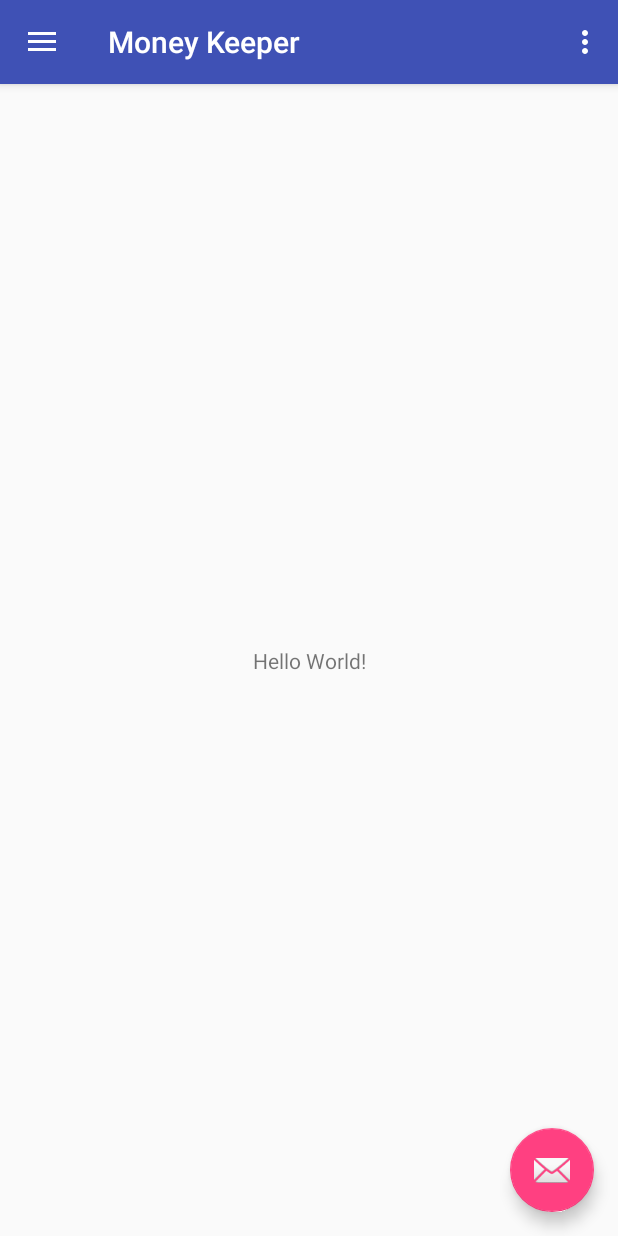
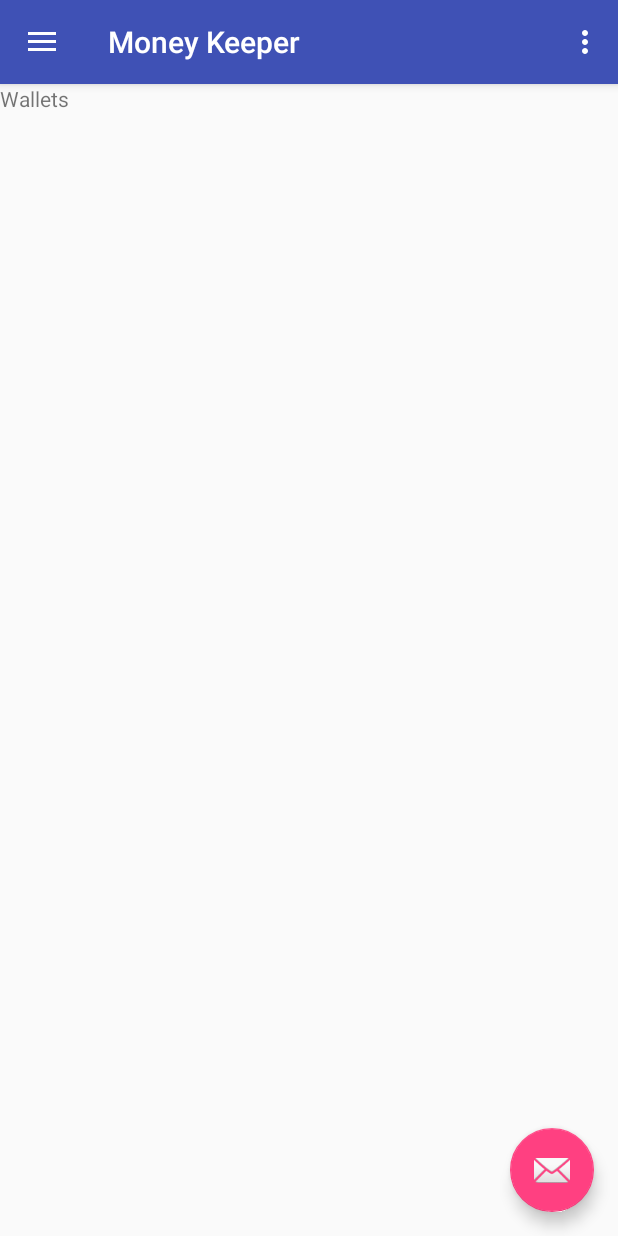
Before and after one commit to witchcraft2001/MoneyKeeper, an Android app: the screen it shows after launch (MainActivity), in the side drawer, after a tap on "Кошельки", on a phone screen of 412 x 824 dp. Run offline under Robolectric (Android 15) with nearby library versions, the phone set to English and light mode, and no system bars.

Commit message:
+ Added fragments Operations and Wallets; + Added icons; + Appended menu items;

```diff
--- a/app/build.gradle
+++ b/app/build.gradle
@@ -23,6 +23,7 @@ dependencies {
     implementation 'com.android.support:appcompat-v7:26.1.0'
     implementation 'com.android.support:design:26.1.0'
     implementation 'com.android.support.constraint:constraint-layout:1.0.2'
+    implementation 'com.android.support:support-v4:26.1.0'
     testImplementation 'junit:junit:4.12'
     androidTestImplementation 'com.android.support.test:runner:1.0.1'
     androidTestImplementation 'com.android.support.test.espresso:espresso-core:3.0.1'
--- a/app/src/main/java/ru/dm_dev/moneykeeper/AboutActivity.java
+++ b/app/src/main/java/ru/dm_dev/moneykeeper/views/AboutActivity.java
@@ -1,4 +1,4 @@
-package ru.dm_dev.moneykeeper;
+package ru.dm_dev.moneykeeper.views;
 
 import android.os.Bundle;
 import android.support.design.widget.FloatingActionButton;
@@ -6,6 +6,8 @@ import android.support.design.widget.Snackbar;
 import android.support.v7.app.AppCompatActivity;
 import android.support.v7.widget.Toolbar;
 import android.view.View;
+
+import ru.dm_dev.moneykeeper.R;
 
 public class AboutActivity extends AppCompatActivity {
 
--- /dev/null
+++ b/app/src/main/java/ru/dm_dev/moneykeeper/views/IOperationsView.java
@@ -0,0 +1,6 @@
+package ru.dm_dev.moneykeeper.views;
+
+public interface IOperationsView {
+    void showLoader();
+    void hideLoader();
+}
--- /dev/null
+++ b/app/src/main/java/ru/dm_dev/moneykeeper/views/IWalletsView.java
@@ -0,0 +1,6 @@
+package ru.dm_dev.moneykeeper.views;
+
+public interface IWalletsView {
+    void showLoader();
+    void hideLoader();
+}
--- a/app/src/main/java/ru/dm_dev/moneykeeper/MainActivity.java
+++ b/app/src/main/java/ru/dm_dev/moneykeeper/views/MainActivity.java
@@ -1,9 +1,11 @@
-package ru.dm_dev.moneykeeper;
+package ru.dm_dev.moneykeeper.views;
 
 import android.content.Intent;
 import android.os.Bundle;
 import android.support.design.widget.FloatingActionButton;
 import android.support.design.widget.Snackbar;
+import android.support.v4.app.Fragment;
+import android.support.v4.app.FragmentTransaction;
 import android.view.View;
 import android.support.design.widget.NavigationView;
 import android.support.v4.view.GravityCompat;
@@ -13,6 +15,8 @@ import android.support.v7.app.AppCompatActivity;
 import android.support.v7.widget.Toolbar;
 import android.view.Menu;
 import android.view.MenuItem;
+
+import ru.dm_dev.moneykeeper.R;
 
 public class MainActivity extends AppCompatActivity
         implements NavigationView.OnNavigationItemSelectedListener {
@@ -41,6 +45,7 @@ public class MainActivity extends AppCompatActivity
 
         NavigationView navigationView = (NavigationView) findViewById(R.id.nav_view);
         navigationView.setNavigationItemSelectedListener(this);
+        replaceFragment(OperationsFragment.getInstance());
     }
 
     @Override
@@ -78,24 +83,41 @@ public class MainActivity extends AppCompatActivity
     @SuppressWarnings("StatementWithEmptyBody")
     @Override
     public boolean onNavigationItemSelected(MenuItem item) {
-        // Handle navigation view item clicks here.
+        Fragment fragment = OperationsFragment.getInstance();
         int id = item.getItemId();
 
         if (id == R.id.nav_operations) {
 
         } else if (id == R.id.nav_wallets) {
+            fragment = WalletsFragment.getInstance();
+        } else if (id == R.id.nav_settings) {
 
-        } else if (id == R.id.nav_settings) {
+        } else if (id == R.id.nav_categories) {
+
+        } else if (id == R.id.nav_products) {
 
         } else if (id == R.id.nav_share) {
 
         } else if (id == R.id.nav_about) {
+            fragment = null;
             Intent intent = new Intent(this, AboutActivity.class);
             startActivity(intent);
+        }
+
+        if (fragment != null) {
+            replaceFragment(fragment);
         }
 
         DrawerLayout drawer = (DrawerLayout) findViewById(R.id.drawer_layout);
         drawer.closeDrawer(GravityCompat.START);
         return true;
     }
+
+    private void replaceFragment(Fragment fragment){
+        if (fragment != null) {
+            FragmentTransaction fragmentTransaction = getSupportFragmentManager().beginTransaction();
+            fragmentTransaction.replace(R.id.container, fragment);
+            fragmentTransaction.commit();
+        }
+    }
 }
--- /dev/null
+++ b/app/src/main/java/ru/dm_dev/moneykeeper/views/OperationsFragment.java
@@ -0,0 +1,58 @@
+package ru.dm_dev.moneykeeper.views;
+
+import android.content.Context;
+import android.os.Bundle;
+import android.support.v4.app.Fragment;
+import android.view.LayoutInflater;
+import android.view.View;
+import android.view.ViewGroup;
+
+import ru.dm_dev.moneykeeper.R;
+
+public class OperationsFragment extends Fragment implements IOperationsView {
+
+    public static OperationsFragment instance;
+
+    public OperationsFragment() {
+        // Required empty public constructor
+    }
+
+    public static OperationsFragment getInstance() {
+        if (instance == null) {
+            instance = new OperationsFragment();
+        }
+        return instance;
+    }
+
+    @Override
+    public void onCreate(Bundle savedInstanceState) {
+        super.onCreate(savedInstanceState);
+    }
+
+    @Override
+    public View onCreateView(LayoutInflater inflater, ViewGroup container,
+                             Bundle savedInstanceState) {
+        // Inflate the layout for this fragment
+        return inflater.inflate(R.layout.fragment_operations, container, false);
+    }
+
+    @Override
+    public void onAttach(Context context) {
+        super.onAttach(context);
+    }
+
+    @Override
+    public void onDetach() {
+        super.onDetach();
+    }
+
+    @Override
+    public void showLoader() {
+
+    }
+
+    @Override
+    public void hideLoader() {
+
+    }
+}
--- /dev/null
+++ b/app/src/main/java/ru/dm_dev/moneykeeper/views/WalletsFragment.java
@@ -0,0 +1,58 @@
+package ru.dm_dev.moneykeeper.views;
+
+import android.content.Context;
+import android.os.Bundle;
+import android.support.v4.app.Fragment;
+import android.view.LayoutInflater;
+import android.view.View;
+import android.view.ViewGroup;
+
+import ru.dm_dev.moneykeeper.R;
+
+public class WalletsFragment extends Fragment implements IWalletsView {
+
+    public static WalletsFragment instance;
+
+    public WalletsFragment() {
+        // Required empty public constructor
+    }
+
+    public static WalletsFragment getInstance() {
+        if (instance == null) {
+            instance = new WalletsFragment();
+        }
+        return instance;
+    }
+
+    @Override
+    public void onCreate(Bundle savedInstanceState) {
+        super.onCreate(savedInstanceState);
+    }
+
+    @Override
+    public View onCreateView(LayoutInflater inflater, ViewGroup container,
+                             Bundle savedInstanceState) {
+        // Inflate the layout for this fragment
+        return inflater.inflate(R.layout.fragment_wallets, container, false);
+    }
+
+    @Override
+    public void onAttach(Context context) {
+        super.onAttach(context);
+    }
+
+    @Override
+    public void onDetach() {
+        super.onDetach();
+    }
+
+    @Override
+    public void showLoader() {
+
+    }
+
+    @Override
+    public void hideLoader() {
+
+    }
+}
--- /dev/null
+++ b/app/src/main/res/drawable-v21/ic_menu_categories.xml
@@ -0,0 +1,8 @@
+<!-- drawable/file-tree.xml -->
+<vector xmlns:android="http://schemas.android.com/apk/res/android"
+    android:height="24dp"
+    android:width="24dp"
+    android:viewportWidth="24"
+    android:viewportHeight="24">
+    <path android:fillColor="#000" android:pathData="M3,3H9V7H3V3M15,10H21V14H15V10M15,17H21V21H15V17M13,13H7V18H13V20H7L5,20V9H7V11H13V13Z" />
+</vector>
--- /dev/null
+++ b/app/src/main/res/drawable-v21/ic_menu_products.xml
@@ -0,0 +1,8 @@
+<!-- drawable/basket.xml -->
+<vector xmlns:android="http://schemas.android.com/apk/res/android"
+    android:height="24dp"
+    android:width="24dp"
+    android:viewportWidth="24"
+    android:viewportHeight="24">
+    <path android:fillColor="#000" android:pathData="M5.5,21C4.72,21 4.04,20.55 3.71,19.9V19.9L1.1,10.44L1,10A1,1 0 0,1 2,9H6.58L11.18,2.43C11.36,2.17 11.66,2 12,2C12.34,2 12.65,2.17 12.83,2.44L17.42,9H22A1,1 0 0,1 23,10L22.96,10.29L20.29,19.9C19.96,20.55 19.28,21 18.5,21H5.5M12,4.74L9,9H15L12,4.74M12,13A2,2 0 0,0 10,15A2,2 0 0,0 12,17A2,2 0 0,0 14,15A2,2 0 0,0 12,13Z" />
+</vector>
--- a/app/src/main/res/layout/activity_about.xml
+++ b/app/src/main/res/layout/activity_about.xml
@@ -4,7 +4,7 @@
     xmlns:tools="http://schemas.android.com/tools"
     android:layout_width="match_parent"
     android:layout_height="match_parent"
-    tools:context="ru.dm_dev.moneykeeper.AboutActivity">
+    tools:context="ru.dm_dev.moneykeeper.views.AboutActivity">
 
     <android.support.design.widget.AppBarLayout
         android:layout_width="match_parent"
--- a/app/src/main/res/layout/app_bar_main.xml
+++ b/app/src/main/res/layout/app_bar_main.xml
@@ -4,7 +4,7 @@
     xmlns:tools="http://schemas.android.com/tools"
     android:layout_width="match_parent"
     android:layout_height="match_parent"
-    tools:context="ru.dm_dev.moneykeeper.MainActivity">
+    tools:context="ru.dm_dev.moneykeeper.views.MainActivity">
 
     <android.support.design.widget.AppBarLayout
         android:layout_width="match_parent"
--- a/app/src/main/res/layout/content_about.xml
+++ b/app/src/main/res/layout/content_about.xml
@@ -5,7 +5,7 @@
     android:layout_width="match_parent"
     android:layout_height="match_parent"
     app:layout_behavior="@string/appbar_scrolling_view_behavior"
-    tools:context="ru.dm_dev.moneykeeper.AboutActivity"
+    tools:context="ru.dm_dev.moneykeeper.views.AboutActivity"
     tools:showIn="@layout/activity_about"
     android:orientation="vertical"
     >
--- a/app/src/main/res/layout/content_main.xml
+++ b/app/src/main/res/layout/content_main.xml
@@ -1,20 +1,12 @@
 <?xml version="1.0" encoding="utf-8"?>
-<android.support.constraint.ConstraintLayout xmlns:android="http://schemas.android.com/apk/res/android"
+<FrameLayout xmlns:android="http://schemas.android.com/apk/res/android"
     xmlns:app="http://schemas.android.com/apk/res-auto"
     xmlns:tools="http://schemas.android.com/tools"
+    android:id="@+id/container"
     android:layout_width="match_parent"
     android:layout_height="match_parent"
     app:layout_behavior="@string/appbar_scrolling_view_behavior"
-    tools:context="ru.dm_dev.moneykeeper.MainActivity"
+    tools:context="ru.dm_dev.moneykeeper.views.MainActivity"
     tools:showIn="@layout/app_bar_main">
 
-    <TextView
-        android:layout_width="wrap_content"
-        android:layout_height="wrap_content"
-        android:text="Hello World!"
-        app:layout_constraintBottom_toBottomOf="parent"
-        app:layout_constraintLeft_toLeftOf="parent"
-        app:layout_constraintRight_toRightOf="parent"
-        app:layout_constraintTop_toTopOf="parent" />
-
-</android.support.constraint.ConstraintLayout>
+</FrameLayout>
--- /dev/null
+++ b/app/src/main/res/layout/fragment_wallets.xml
@@ -0,0 +1,13 @@
+<FrameLayout xmlns:android="http://schemas.android.com/apk/res/android"
+    xmlns:tools="http://schemas.android.com/tools"
+    android:layout_width="match_parent"
+    android:layout_height="match_parent"
+    tools:context="ru.dm_dev.moneykeeper.views.WalletsFragment">
+
+    <!-- TODO: Update blank fragment layout -->
+    <TextView
+        android:layout_width="match_parent"
+        android:layout_height="match_parent"
+        android:text="Wallets" />
+
+</FrameLayout>
--- a/app/src/main/res/menu/activity_main_drawer.xml
+++ b/app/src/main/res/menu/activity_main_drawer.xml
@@ -8,10 +8,21 @@
             android:id="@+id/nav_operations"
             android:icon="@drawable/ic_menu_swap_vertical"
             android:title="@string/text_menu_operations" />
+
         <item
             android:id="@+id/nav_wallets"
             android:icon="@drawable/ic_menu_wallet"
             android:title="@string/text_menu_wallets" />
+
+        <item
+            android:id="@+id/nav_categories"
+            android:icon="@drawable/ic_menu_categories"
+            android:title="@string/text_menu_categories" />
+
+        <item
+            android:id="@+id/nav_products"
+            android:icon="@drawable/ic_menu_products"
+            android:title="@string/text_menu_products" />
 
         <item
             android:id="@+id/nav_settings"
--- a/app/src/main/res/values/strings.xml
+++ b/app/src/main/res/values/strings.xml
@@ -12,4 +12,9 @@
     <string name="text_menu_share">Поделиться</string>
     <string name="text_menu_about">О программе</string>
     <string name="title_activity_about">AboutActivity</string>
+
+    <!-- TODO: Remove or change this placeholder text -->
+    <string name="hello_blank_fragment">Hello blank fragment</string>
+    <string name="text_menu_categories">Категории</string>
+    <string name="text_menu_products">Товары</string>
 </resources>
```
Also changed, not shown: app/src/main/AndroidManifest.xml (+4 -4 lines), app/src/main/res/drawable-v21/ic_minus.xml (added, +8 -0 lines), app/src/main/res/drawable-v21/ic_plus.xml (added, +8 -0 lines), app/src/main/res/layout/fragment_operations.xml (added, +13 -0 lines).
